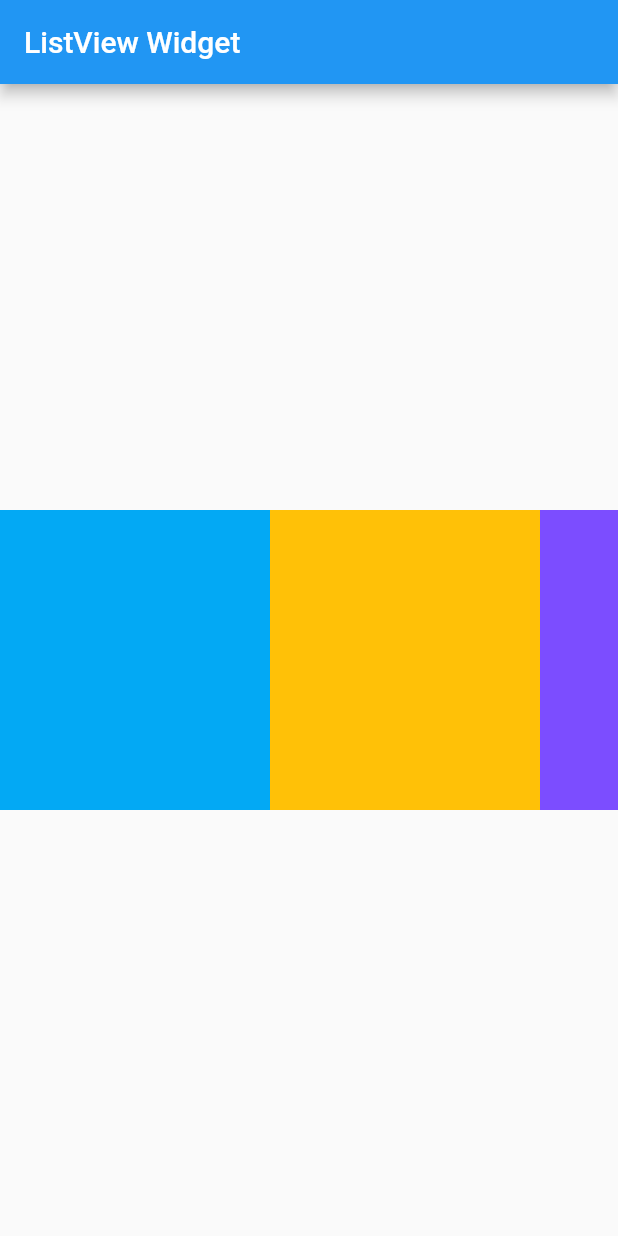
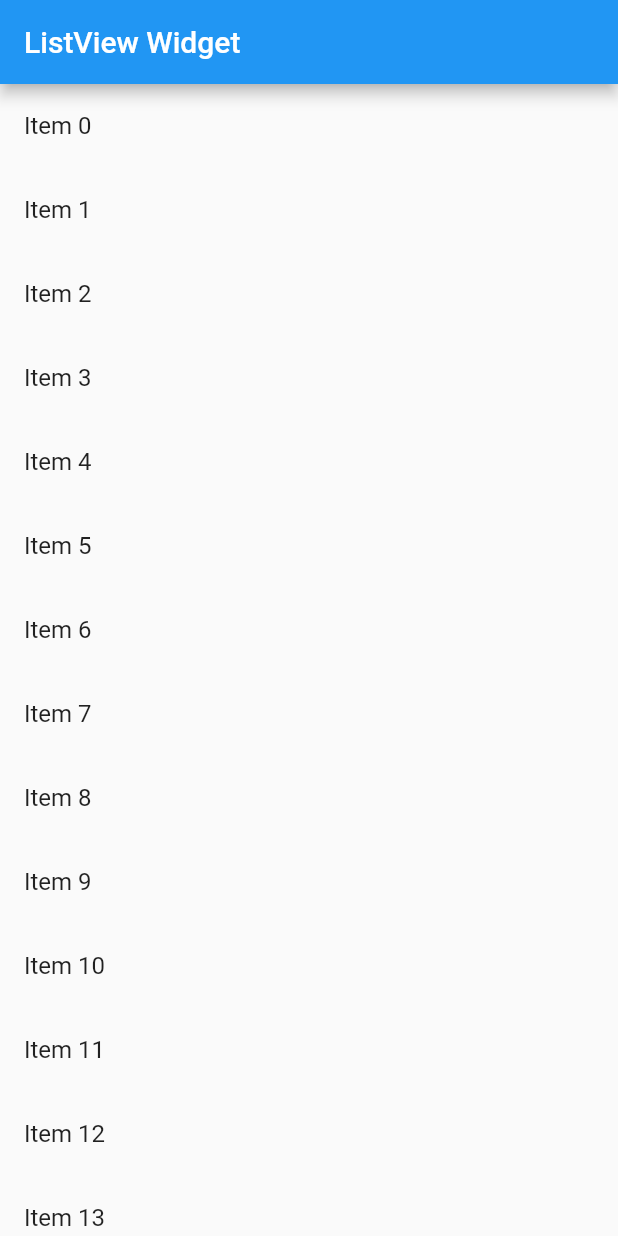
Before and after one commit to kunoka/demo001, a Flutter app: the screen it shows after launch, on a phone screen of 412 x 824 dp. Run offline on Flutter 3.47's test engine with Material 2 defaults, Android fonts, the phone set to English and light mode, and no system bars.

Commit message:
3-7 动态列表的使用

```diff
--- a/lib/main.dart
+++ b/lib/main.dart
@@ -1,8 +1,14 @@
 import 'package:flutter/material.dart';
 
-void main() => runApp(MyApp());
+void main() => runApp(MyApp(
+  items: new List<String>.generate(1000, (index) => "Item $index")
+));
 
 class MyApp extends StatelessWidget {
+  final List<String> items;
+  MyApp({Key key, @required this.items}):super(key:key);
+
+
   @override
   Widget build(BuildContext context) {
     return MaterialApp(
@@ -11,17 +17,16 @@
             appBar: new AppBar(
               title: new Text('ListView Widget')
               ),
-            body: Center(
-                child: Container(
-                  height: 200.0,
-                  child: Mylist()
-                  )
-                  )
-                  )
-                  );
-  }
+            body: new ListView.builder(
+              itemCount: items.length,
+              itemBuilder: (context, index){
+                return new ListTile(
+                  title: new Text('${items[index]}')
+                );
+              }
+              )));
 }
-
+}
 class Mylist extends StatelessWidget {
   @override
   Widget build(BuildContext context) {
```
